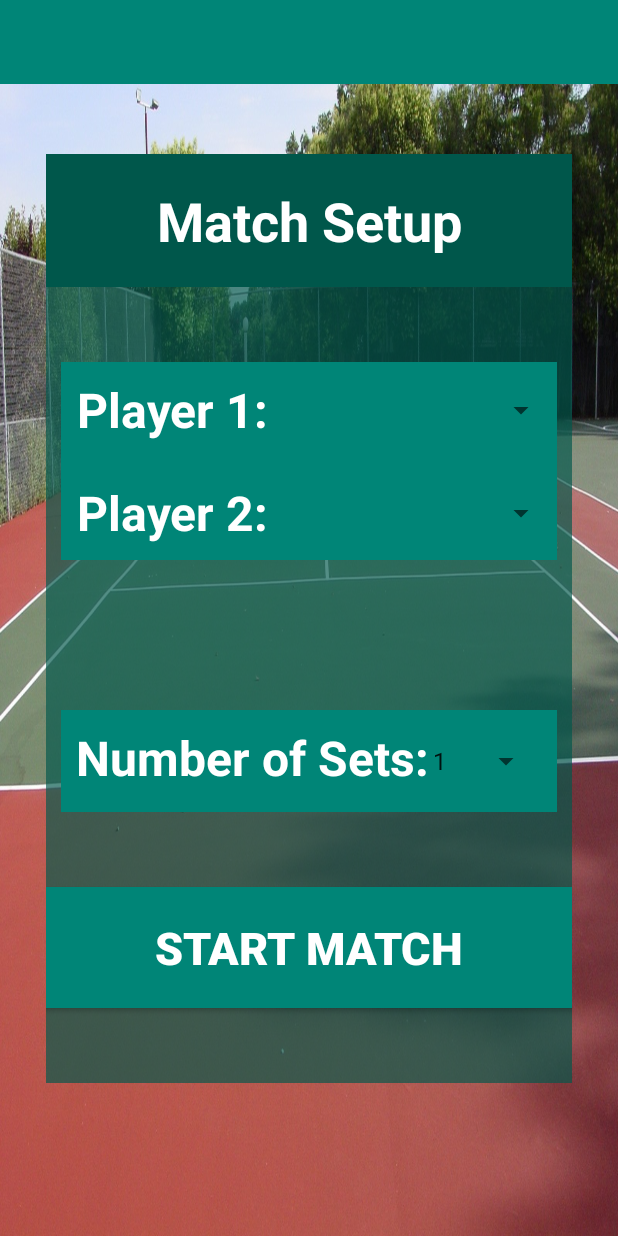
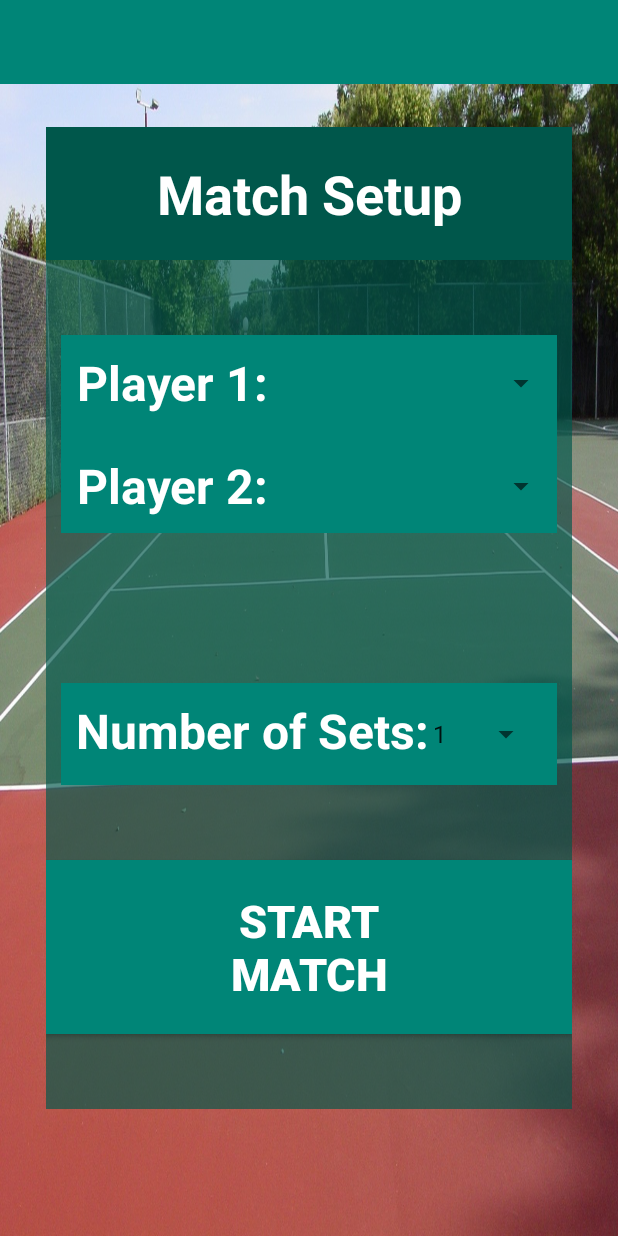
Before and after one commit to pzhang24/TennisScoreTracker, an Android app: the MatchPlayerSelectActivity screen opened directly, with no data from a screen before it, on a phone screen of 412 x 824 dp. Run offline under Robolectric (Android 15) with nearby library versions, the phone set to English and light mode, and no system bars.

Commit message:
Minor change to ActivityMatchPlayerSelect UI

```diff
--- a/app/src/main/res/layout/activity_match_player_select.xml
+++ b/app/src/main/res/layout/activity_match_player_select.xml
@@ -60,7 +60,7 @@
 
         <Button
             android:id="@+id/activity_match_player_select_BEGIN_MATCH_BUTTON"
-            android:layout_width="500dp"
+            android:layout_width="wrap_content"
             android:layout_height="wrap_content"
             android:layout_marginTop="50dp"
             android:layout_marginBottom="50dp"
--- a/app/src/main/res/values/styles.xml
+++ b/app/src/main/res/values/styles.xml
@@ -112,7 +112,10 @@
         <item name="android:textSize">30sp</item>
         <item name="android:textColor">#ffffff</item>
         <item name="android:textStyle">bold</item>
-        <item name="android:padding">20dp</item>
+        <item name="android:paddingTop">20dp</item>
+        <item name="android:paddingBottom">20dp</item>
+        <item name="android:paddingLeft">100dp</item>
+        <item name="android:paddingRight">100dp</item>
     </style>
 
 
```
